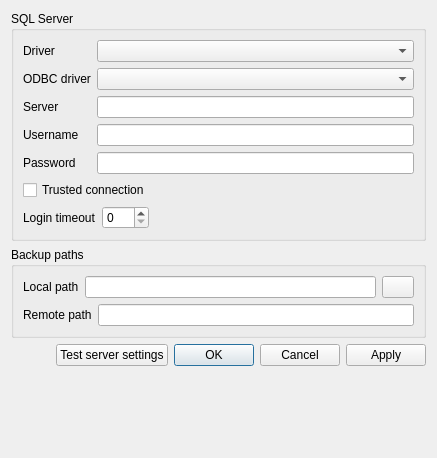
This is src/settingsdialog.ui in jonaski/sqlrestore as Qt 5 draws it before an edit. The edited form follows.
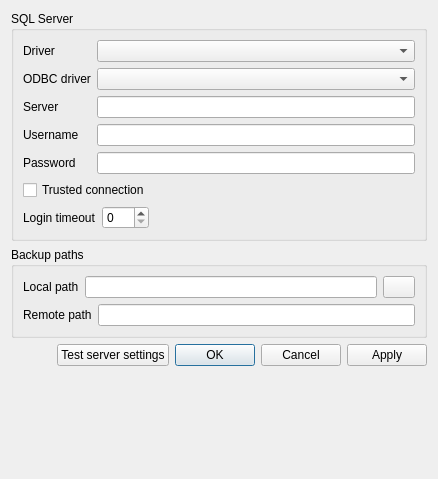
This is the edited form. Icons and pictures are not drawn.

Commit message: Set fixed height and workaround bottom spacer taking up to much space for settings and about dialog

Diff of the .ui file:
```diff
--- a/src/settingsdialog.ui
+++ b/src/settingsdialog.ui
@@ -6,10 +6,22 @@
    <rect>
     <x>0</x>
     <y>0</y>
-    <width>437</width>
-    <height>458</height>
+    <width>438</width>
+    <height>479</height>
    </rect>
   </property>
+  <property name="minimumSize">
+   <size>
+    <width>438</width>
+    <height>0</height>
+   </size>
+  </property>
+  <property name="maximumSize">
+   <size>
+    <width>438</width>
+    <height>16777215</height>
+   </size>
+  </property>
   <property name="windowTitle">
    <string>Settings</string>
   </property>
@@ -230,8 +242,8 @@
      </property>
      <property name="sizeHint" stdset="0">
       <size>
-       <width>0</width>
-       <height>0</height>
+       <width>20</width>
+       <height>20</height>
       </size>
      </property>
     </spacer>
```
Left out of the diff: 14 changed lines with no effect on the pictures. The commit also changes 4 other files.
